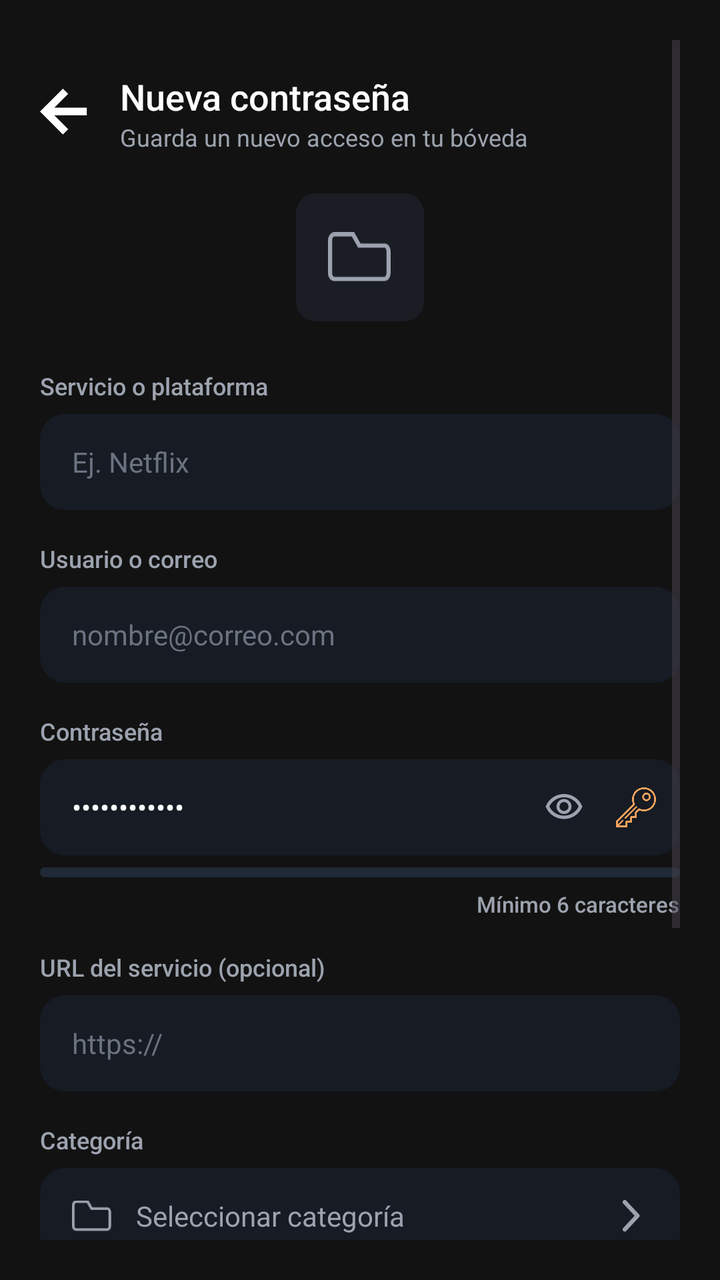
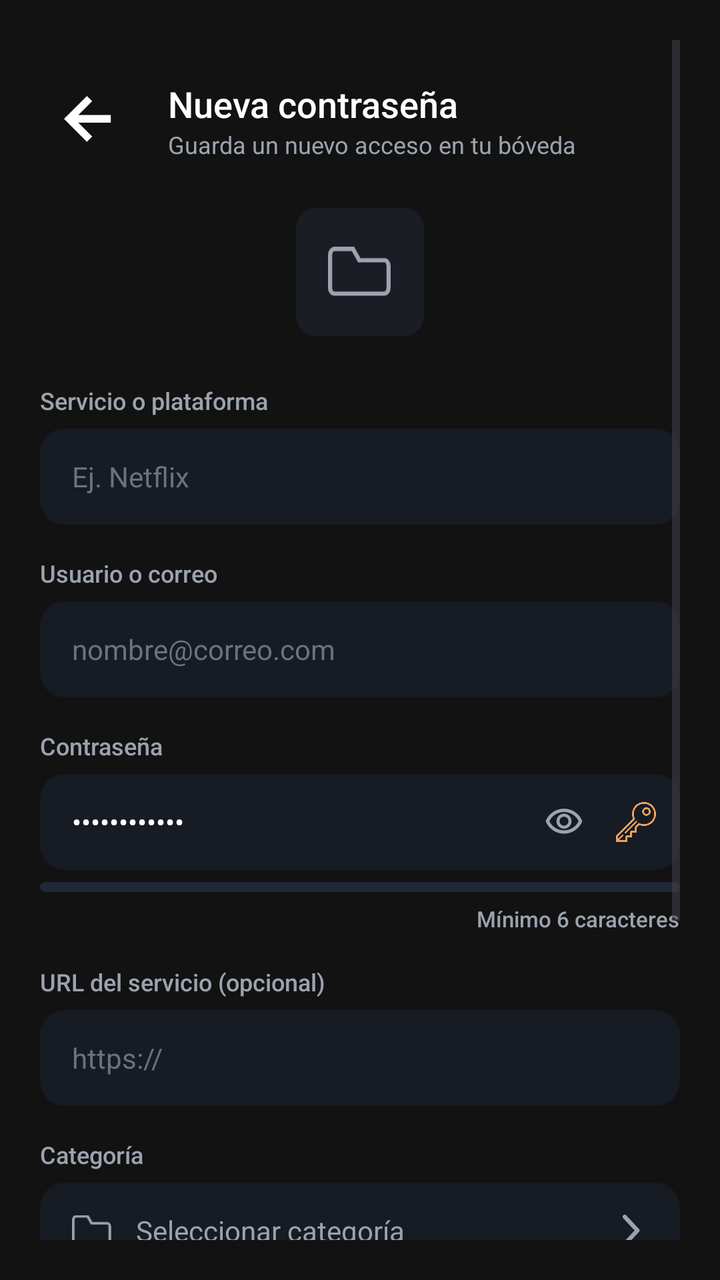

Screens rendered from an Android XML layout before and after an edit, with the pre-edit source and the edit as a unified diff.
<!-- AndroidManifest.xml: application theme Theme.MyApplication -->
<!-- res/layout/activity_nueva_credencial.xml -->
<?xml version="1.0" encoding="utf-8"?>
<ScrollView xmlns:android="http://schemas.android.com/apk/res/android"
    xmlns:app="http://schemas.android.com/apk/res-auto"
    android:layout_width="match_parent"
    android:layout_height="match_parent"
    android:background="#121212"
    android:fillViewport="true"
    android:padding="20dp">

    <LinearLayout
        android:layout_width="match_parent"
        android:layout_height="wrap_content"
        android:layout_marginTop="16dp"
        android:layout_marginBottom="40dp"
        android:orientation="vertical">

        
        <LinearLayout
            android:layout_width="match_parent"
            android:layout_height="wrap_content"
            android:layout_marginBottom="20dp"
            android:gravity="center_vertical"
            android:orientation="horizontal">

            <ImageView
                android:id="@+id/btnBack"
                android:layout_width="24dp"
                android:layout_height="24dp"
                android:clickable="true"
                android:focusable="true"
                android:src="@drawable/flecha"
                app:tint="#FFFFFF" />

            <LinearLayout
                android:layout_width="match_parent"
                android:layout_height="wrap_content"
                android:layout_marginStart="16dp"
                android:orientation="vertical">

                <TextView
                    android:layout_width="wrap_content"
                    android:layout_height="wrap_content"
                    android:fontFamily="sans-serif-medium"
                    android:text="Nueva contraseña"
                    android:textColor="#FFFFFF"
                    android:textSize="18sp" />

                <TextView
                    android:layout_width="wrap_content"
                    android:layout_height="wrap_content"
                    android:fontFamily="sans-serif"
                    android:text="Guarda un nuevo acceso en tu bóveda"
                    android:textColor="#9CA3AF"
                    android:textSize="12sp" />
            </LinearLayout>
        </LinearLayout>

        
        <FrameLayout
            android:layout_width="64dp"
            android:layout_height="64dp"
            android:layout_gravity="center_horizontal"
            android:layout_marginBottom="24dp"
            android:background="@drawable/bg_card_rounded"
            android:padding="16dp">

            <ImageView
                android:id="@+id/ivTopCategoryIcon"
                android:layout_width="match_parent"
                android:layout_height="match_parent"
                android:src="@drawable/categoria" />
        </FrameLayout>

        
        <TextView
            android:layout_width="wrap_content"
            android:layout_height="wrap_content"
            android:layout_marginBottom="6dp"
            android:fontFamily="sans-serif-medium"
            android:text="Servicio o plataforma"
            android:textColor="#9CA3AF"
            android:textSize="12sp" />

        <EditText
            android:id="@+id/etService"
            android:layout_width="match_parent"
            android:layout_height="48dp"
            android:layout_marginBottom="16dp"
            android:background="@drawable/bg_card_password_clean"
            android:fontFamily="sans-serif"
            android:hint="Ej. Netflix"
            android:paddingHorizontal="16dp"
            android:textColor="#FFFFFF"
            android:textColorHint="#6B7280"
            android:textSize="14sp" />

        
        <TextView
            android:layout_width="wrap_content"
            android:layout_height="wrap_content"
            android:layout_marginBottom="6dp"
            android:fontFamily="sans-serif-medium"
            android:text="Usuario o correo"
            android:textColor="#9CA3AF"
            android:textSize="12sp" />

        <EditText
            android:id="@+id/etUser"
            android:layout_width="match_parent"
            android:layout_height="48dp"
            android:layout_marginBottom="16dp"
            android:background="@drawable/bg_card_password_clean"
            android:fontFamily="sans-serif"
            android:hint="nombre@correo.com"
            android:paddingHorizontal="16dp"
            android:textColor="#FFFFFF"
            android:textColorHint="#6B7280"
            android:textSize="14sp" />

        
        <TextView
            android:layout_width="wrap_content"
            android:layout_height="wrap_content"
            android:layout_marginBottom="6dp"
            android:fontFamily="sans-serif-medium"
            android:text="Contraseña"
            android:textColor="#9CA3AF"
            android:textSize="12sp" />

        <RelativeLayout
            android:layout_width="match_parent"
            android:layout_height="48dp"
            android:layout_marginBottom="6dp"
            android:background="@drawable/bg_card_password_clean">

            <EditText
                android:id="@+id/etPassword"
                android:layout_width="match_parent"
                android:layout_height="match_parent"
                android:layout_alignParentBottom="true"
                android:layout_marginEnd="11dp"
                android:layout_marginBottom="0dp"
                android:layout_toStartOf="@id/layoutIcons"
                android:background="@null"
                android:fontFamily="sans-serif"
                android:inputType="textPassword"
                android:paddingHorizontal="16dp"
                android:text="P@ssw0rd123!"
                android:textColor="#FFFFFF"
                android:textSize="14sp" />

            <LinearLayout
                android:id="@+id/layoutIcons"
                android:layout_width="wrap_content"
                android:layout_height="match_parent"
                android:layout_alignParentEnd="true"
                android:gravity="center_vertical"
                android:orientation="horizontal"
                android:paddingEnd="12dp">

                <ImageView
                    android:id="@+id/btnTogglePassword"
                    android:layout_width="20dp"
                    android:layout_height="20dp"
                    android:layout_marginEnd="16dp"
                    android:src="@drawable/ojo"
                    app:tint="#9CA3AF" />

                <ImageView
                    android:id="@+id/btnGeneratePassword"
                    android:layout_width="20dp"
                    android:layout_height="20dp"
                    android:src="@drawable/llave"
                    app:tint="#F2A25C" />
            </LinearLayout>
        </RelativeLayout>

        
        <LinearLayout
            android:layout_width="match_parent"
            android:layout_height="wrap_content"
            android:layout_marginBottom="16dp"
            android:orientation="vertical">

            <FrameLayout
                android:layout_width="match_parent"
                android:layout_height="5dp"
                android:layout_marginBottom="6dp"
                android:background="@drawable/bg_strength_bar_container">

                <View
                    android:id="@+id/viewStrengthBar"
                    android:layout_width="0dp"
                    android:layout_height="match_parent"
                    android:background="#EF4444" />
            </FrameLayout>

            <TextView
                android:id="@+id/tvStrengthHint"
                android:layout_width="wrap_content"
                android:layout_height="wrap_content"
                android:layout_gravity="end"
                android:fontFamily="sans-serif-medium"
                android:text="Mínimo 6 caracteres"
                android:textColor="#9CA3AF"
                android:textSize="11sp" />
        </LinearLayout>

        
        <TextView
            android:layout_width="wrap_content"
            android:layout_height="wrap_content"
            android:layout_marginBottom="6dp"
            android:fontFamily="sans-serif-medium"
            android:text="URL del servicio (opcional)"
            android:textColor="#9CA3AF"
            android:textSize="12sp" />

        <EditText
            android:id="@+id/etUrl"
            android:layout_width="match_parent"
            android:layout_height="48dp"
            android:layout_marginBottom="16dp"
            android:background="@drawable/bg_card_password_clean"
            android:fontFamily="sans-serif"
            android:hint="https://"
            android:paddingHorizontal="16dp"
            android:textColor="#FFFFFF"
            android:textColorHint="#6B7280"
            android:textSize="14sp" />

        
        <TextView
            android:layout_width="wrap_content"
            android:layout_height="wrap_content"
            android:layout_marginBottom="6dp"
            android:fontFamily="sans-serif-medium"
            android:text="Categoría"
            android:textColor="#9CA3AF"
            android:textSize="12sp" />

        <RelativeLayout
            android:id="@+id/btnSelectCategory"
            android:layout_width="match_parent"
            android:layout_height="48dp"
            android:layout_marginBottom="16dp"
            android:background="@drawable/bg_card_password_clean"
            android:clickable="true"
            android:focusable="true"
            android:paddingHorizontal="16dp">

            <ImageView
                android:id="@+id/ivCatIcon"
                android:layout_width="20dp"
                android:layout_height="20dp"
                android:layout_centerVertical="true"
                android:src="@drawable/categoria" />

            <TextView
                android:id="@+id/tvCategory"
                android:layout_width="wrap_content"
                android:layout_height="wrap_content"
                android:layout_centerVertical="true"
                android:layout_marginStart="12dp"
                android:layout_toEndOf="@id/ivCatIcon"
                android:fontFamily="sans-serif"
                android:text="Seleccionar categoría"
                android:textColor="#9CA3AF"
                android:textSize="14sp" />

            <ImageView
                android:layout_width="16dp"
                android:layout_height="16dp"
                android:layout_alignParentEnd="true"
                android:layout_centerVertical="true"
                android:src="@drawable/senal" />
        </RelativeLayout>

        
        <TextView
            android:layout_width="wrap_content"
            android:layout_height="wrap_content"
            android:layout_marginBottom="6dp"
            android:fontFamily="sans-serif-medium"
            android:text="Notas adicionales (opcional)"
            android:textColor="#9CA3AF"
            android:textSize="12sp" />

        <EditText
            android:id="@+id/etNotes"
            android:layout_width="match_parent"
            android:layout_height="80dp"
            android:layout_marginBottom="24dp"
            android:background="@drawable/bg_card_password_clean"
            android:fontFamily="sans-serif"
            android:gravity="top|start"
            android:hint="Escribe una nota..."
            android:padding="16dp"
            android:textColor="#FFFFFF"
            android:textColorHint="#6B7280"
            android:textSize="14sp" />

        
        <androidx.appcompat.widget.AppCompatButton
            android:id="@+id/btnSaveCredential"
            android:layout_width="match_parent"
            android:layout_height="48dp"
            android:background="@drawable/bg_button_orange"
            android:fontFamily="sans-serif-medium"
            android:text="Guardar credencial"
            android:textAllCaps="false"
            android:textColor="#121212"
            android:textSize="14sp" />

        <TextView
            android:layout_width="wrap_content"
            android:layout_height="wrap_content"
            android:layout_gravity="center_horizontal"
            android:layout_marginTop="12dp"
            android:layout_marginBottom="16dp"
            android:fontFamily="sans-serif"
            android:text="Tu contraseña se guarda cifrada en la bóveda."
            android:textColor="#6B7280"
            android:textSize="11sp" />

    </LinearLayout>
</ScrollView>
<!-- resources referenced by this layout -->
<resources>
  <!-- drawable bg_button_orange (drawable) -->
  <?xml version="1.0" encoding="utf-8"?>
  <shape xmlns:android="http://schemas.android.com/apk/res/android"
      android:shape="rectangle">
      <solid android:color="#E8873E" />
      <corners android:radius="10dp" />
  </shape>
  <!-- drawable bg_card_password_clean (drawable) -->
  <?xml version="1.0" encoding="utf-8"?>
  <shape xmlns:android="http://schemas.android.com/apk/res/android"
      android:shape="rectangle">
      <solid android:color="#161B24" />
      <corners android:radius="12dp" />
      <stroke
          android:width="1dp"
          android:color="#161B24" />
  </shape>
  <!-- drawable bg_card_rounded (drawable) -->
  <?xml version="1.0" encoding="utf-8"?>
  <shape xmlns:android="http://schemas.android.com/apk/res/android"
      android:shape="rectangle">
      <solid android:color="#1A1D24" />
      <corners android:radius="10dp" />
  </shape>
  <!-- drawable bg_strength_bar_container (drawable) -->
  <?xml version="1.0" encoding="utf-8"?>
  <shape xmlns:android="http://schemas.android.com/apk/res/android"
      android:shape="rectangle">
      <solid android:color="#1F2937" /> 
      <corners android:radius="3dp" />
  </shape>
  <!-- drawable categoria (drawable) -->
  <vector xmlns:android="http://schemas.android.com/apk/res/android"
      android:width="23dp"
      android:height="18dp"
      android:viewportWidth="23"
      android:viewportHeight="18">
    <path
        android:pathData="M2.25,0.75H9L11.25,4.75H20.25C21.075,4.75 21.75,5.65 21.75,6.75V14.75C21.75,15.85 21.075,16.75 20.25,16.75H2.25C1.425,16.75 0.75,15.85 0.75,14.75V2.75C0.75,1.75 1.425,0.75 2.25,0.75Z"
        android:strokeWidth="1.5"
        android:fillColor="#00000000"
        android:strokeColor="#9CA3AF"/>
  </vector>
  <!-- drawable flecha (drawable) -->
  <vector xmlns:android="http://schemas.android.com/apk/res/android"
      android:width="15dp"
      android:height="15dp"
      android:viewportWidth="15"
      android:viewportHeight="15">
    <path
        android:pathData="M7.159,14.318L0,7.159L7.159,-0L8.807,1.633L4.482,5.959H14.616V8.359H4.482L8.807,12.677L7.159,14.318Z"
        android:fillColor="#9A9A9A"/>
  </vector>
  <!-- drawable llave: png bitmap (drawable, 9010 bytes) -->
  <!-- drawable ojo (drawable) -->
  <vector xmlns:android="http://schemas.android.com/apk/res/android"
      android:width="24dp"
      android:height="24dp"
      android:viewportWidth="960"
      android:viewportHeight="960">
    <path
        android:pathData="M607.5,587.5Q660,535 660,460t-52.5,-127.5Q555,280 480,280t-127.5,52.5Q300,385 300,460t52.5,127.5Q405,640 480,640t127.5,-52.5ZM403.5,536.5Q372,505 372,460t31.5,-76.5Q435,352 480,352t76.5,31.5Q588,415 588,460t-31.5,76.5Q525,568 480,568t-76.5,-31.5ZM214,678.5Q94,597 40,460q54,-137 174,-218.5T480,160q146,0 266,81.5T920,460q-54,137 -174,218.5T480,760q-146,0 -266,-81.5ZM480,460ZM687.5,620.5Q782,561 832,460q-50,-101 -144.5,-160.5T480,240q-113,0 -207.5,59.5T128,460q50,101 144.5,160.5T480,680q113,0 207.5,-59.5Z"
        android:fillColor="#71717A"/>
  </vector>
  <!-- drawable senal (drawable) -->
  <vector xmlns:android="http://schemas.android.com/apk/res/android"
      android:width="9dp"
      android:height="15dp"
      android:viewportWidth="9"
      android:viewportHeight="15">
    <path
        android:pathData="M1,1L7.154,7.398L1,13.796"
        android:strokeLineJoin="round"
        android:strokeWidth="2"
        android:fillColor="#00000000"
        android:strokeColor="#9CA3AF"
        android:strokeLineCap="round"/>
  </vector>
  <style name="Theme.MyApplication" parent="Base.Theme.MyApplication" />
  <style name="Base.Theme.MyApplication" parent="Theme.Material3.DayNight.NoActionBar">
          <item name="android:windowBackground">#000000</item>
      </style>
</resources>

<!-- the commit's change to res/layout/activity_nueva_credencial.xml (unified diff, before → after) -->
@@ -24,8 +24,10 @@
 
             <ImageView
                 android:id="@+id/btnBack"
-                android:layout_width="24dp"
-                android:layout_height="24dp"
+                android:layout_width="48dp"
+                android:layout_height="48dp"
+                android:contentDescription="Volver"
+                android:padding="12dp"
                 android:clickable="true"
                 android:focusable="true"
                 android:src="@drawable/flecha"
